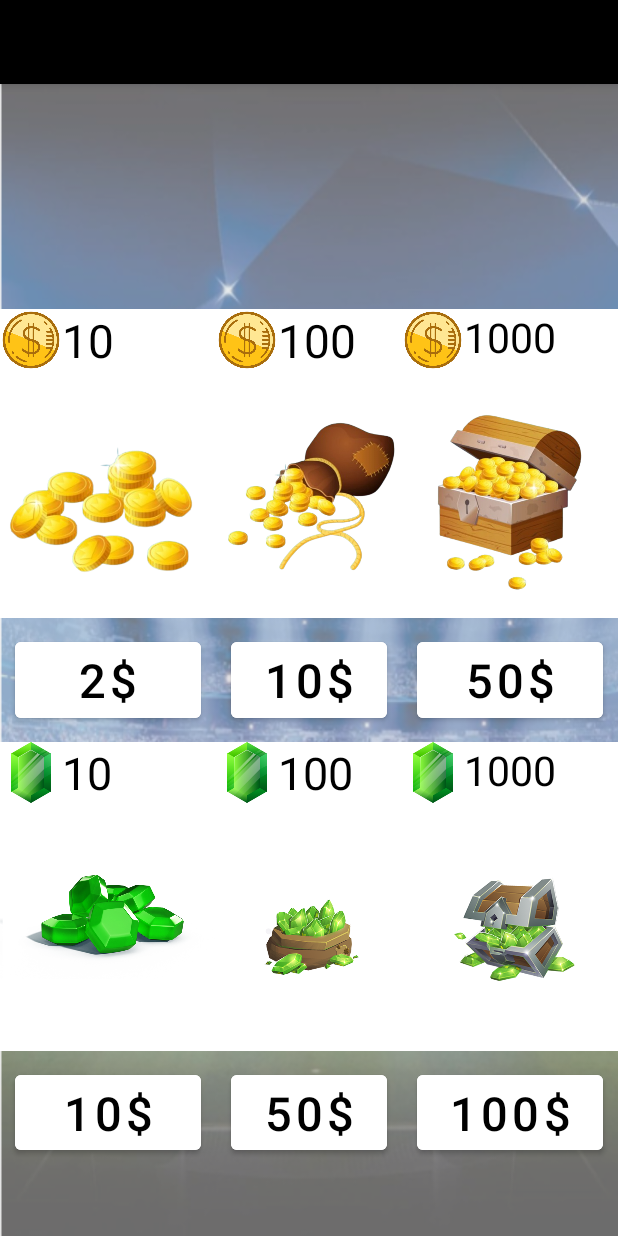
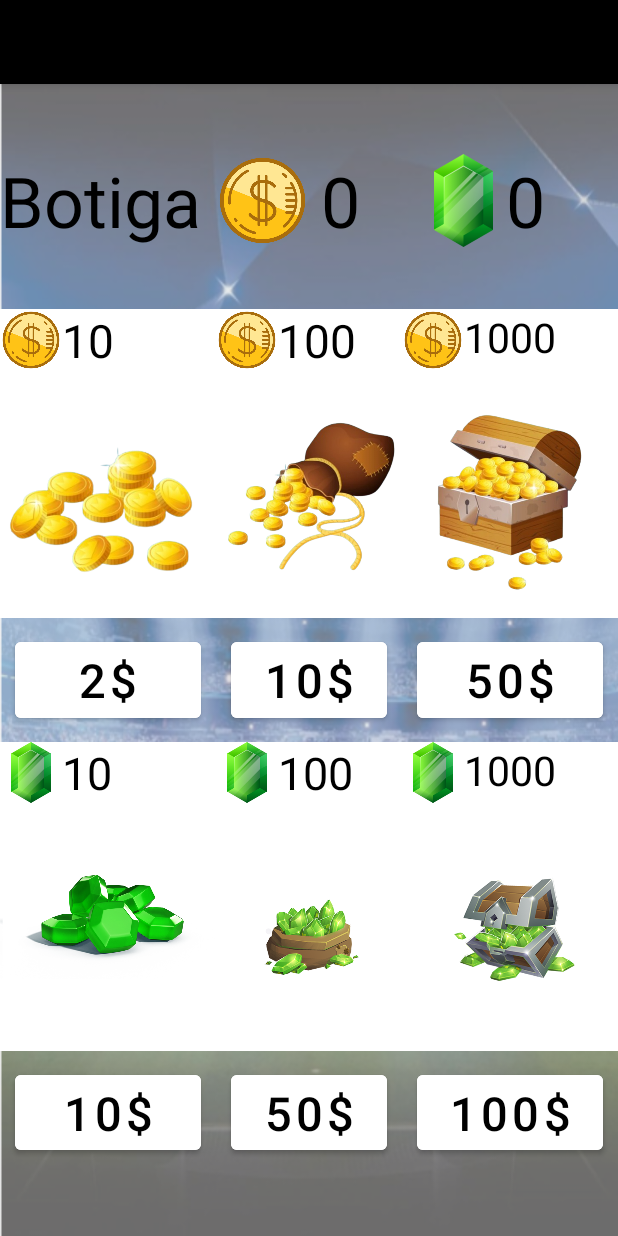
Before and after one commit to Manel0712/MasterFootball, an Android app: the Tienda screen opened directly, with no data from a screen before it, on a phone screen of 412 x 824 dp. Run offline under Robolectric (Android 15) with nearby library versions, the phone set to English and light mode, and no system bars.

Commit message:
Correccion de titulo

```diff
--- a/app/src/main/res/layout/botiga.xml
+++ b/app/src/main/res/layout/botiga.xml
@@ -151,7 +151,7 @@
         android:layout_width="wrap_content"
         android:layout_height="wrap_content"
         android:orientation="horizontal"
-        app:layout_constraintGuide_end="642dp" />
+        app:layout_constraintGuide_percent="0.124487005" />
 
     <Button
         android:id="@+id/btnMonedas"
@@ -455,13 +455,11 @@
 
     <TextView
         android:id="@+id/tvBotiga"
-        android:layout_width="wrap_content"
-        android:layout_height="wrap_content"
-        android:layout_marginTop="30dp"
+        android:layout_width="0dp"
+        android:layout_height="0dp"
         android:autoSizeTextType="uniform"
         android:text="Botiga"
         android:textColor="@color/black"
-        android:visibility="visible"
         app:layout_constraintBottom_toTopOf="@+id/guideline13"
         app:layout_constraintEnd_toStartOf="@+id/guideline23"
         app:layout_constraintStart_toStartOf="parent"
@@ -469,9 +467,8 @@
 
     <ImageView
         android:id="@+id/imageView6"
-        android:layout_width="wrap_content"
-        android:layout_height="wrap_content"
-        android:visibility="visible"
+        android:layout_width="0dp"
+        android:layout_height="0dp"
         app:layout_constraintBottom_toTopOf="@+id/guideline13"
         app:layout_constraintEnd_toStartOf="@+id/guideline18"
         app:layout_constraintStart_toStartOf="@+id/guideline23"
@@ -480,13 +477,12 @@
 
     <TextView
         android:id="@+id/inputMonedas"
-        android:layout_width="wrap_content"
-        android:layout_height="wrap_content"
+        android:layout_width="0dp"
+        android:layout_height="0dp"
         android:autoSizeTextType="uniform"
         android:gravity="center"
         android:text="0"
         android:textColor="@color/black"
-        android:visibility="visible"
         app:layout_constraintBottom_toTopOf="@+id/guideline13"
         app:layout_constraintEnd_toStartOf="@+id/guideline31"
         app:layout_constraintStart_toStartOf="@+id/guideline18"
@@ -494,9 +490,8 @@
 
     <ImageView
         android:id="@+id/imageView9"
-        android:layout_width="wrap_content"
-        android:layout_height="wrap_content"
-        android:visibility="visible"
+        android:layout_width="0dp"
+        android:layout_height="0dp"
         app:layout_constraintBottom_toTopOf="@+id/guideline13"
         app:layout_constraintEnd_toStartOf="@+id/guideline14"
         app:layout_constraintStart_toStartOf="@+id/guideline19"
@@ -505,13 +500,12 @@
 
     <TextView
         android:id="@+id/inputGemas"
-        android:layout_width="wrap_content"
-        android:layout_height="wrap_content"
+        android:layout_width="0dp"
+        android:layout_height="0dp"
         android:autoSizeTextType="uniform"
         android:gravity="center"
         android:text="0"
         android:textColor="@color/black"
-        android:visibility="visible"
         app:layout_constraintBottom_toTopOf="@+id/guideline13"
         app:layout_constraintEnd_toStartOf="@+id/guideline32"
         app:layout_constraintStart_toStartOf="@+id/guideline14"
```
